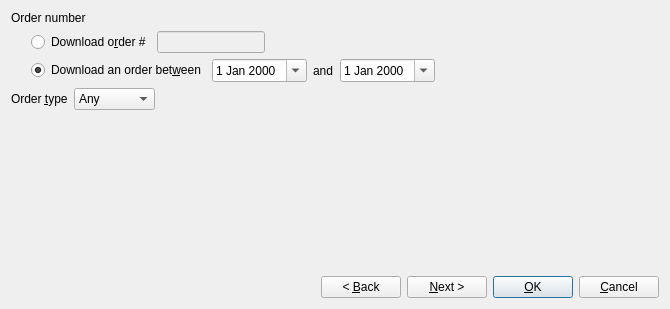
Old version of the form src/importorderdialog.ui in the repository rgriebl/brickstore.
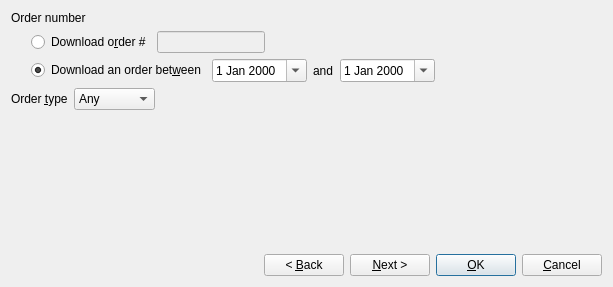
New version of the form.

Patch:
```diff
--- a/src/importorderdialog.ui
+++ b/src/importorderdialog.ui
@@ -6,8 +6,8 @@
    <rect>
     <x>0</x>
     <y>0</y>
-    <width>670</width>
-    <height>309</height>
+    <width>613</width>
+    <height>287</height>
    </rect>
   </property>
   <property name="windowTitle">
```
